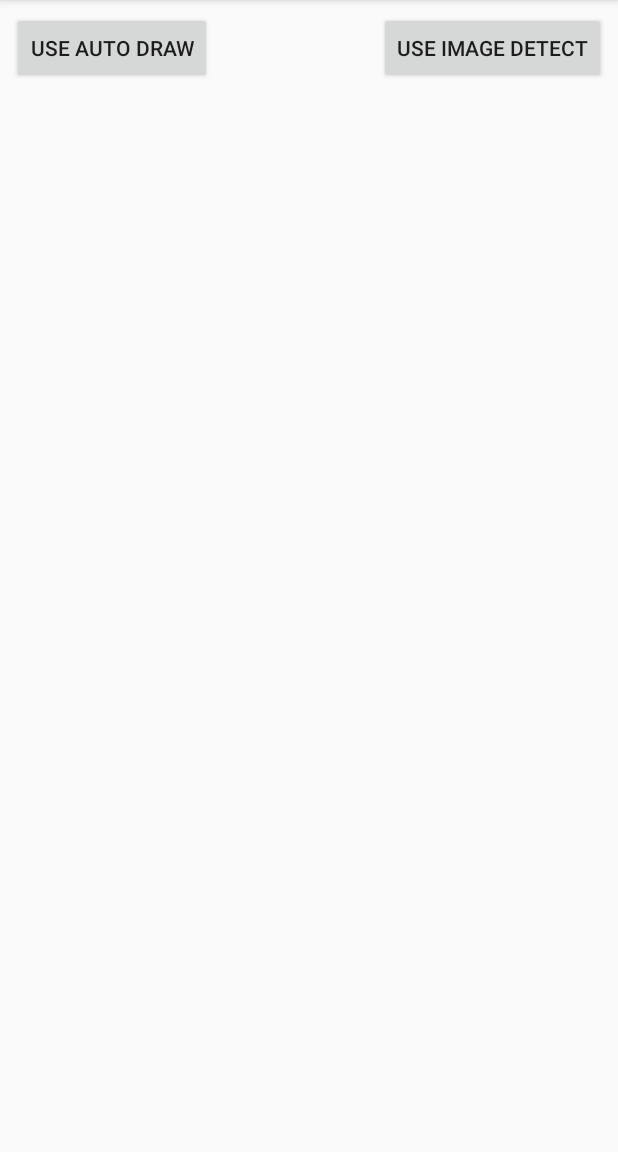
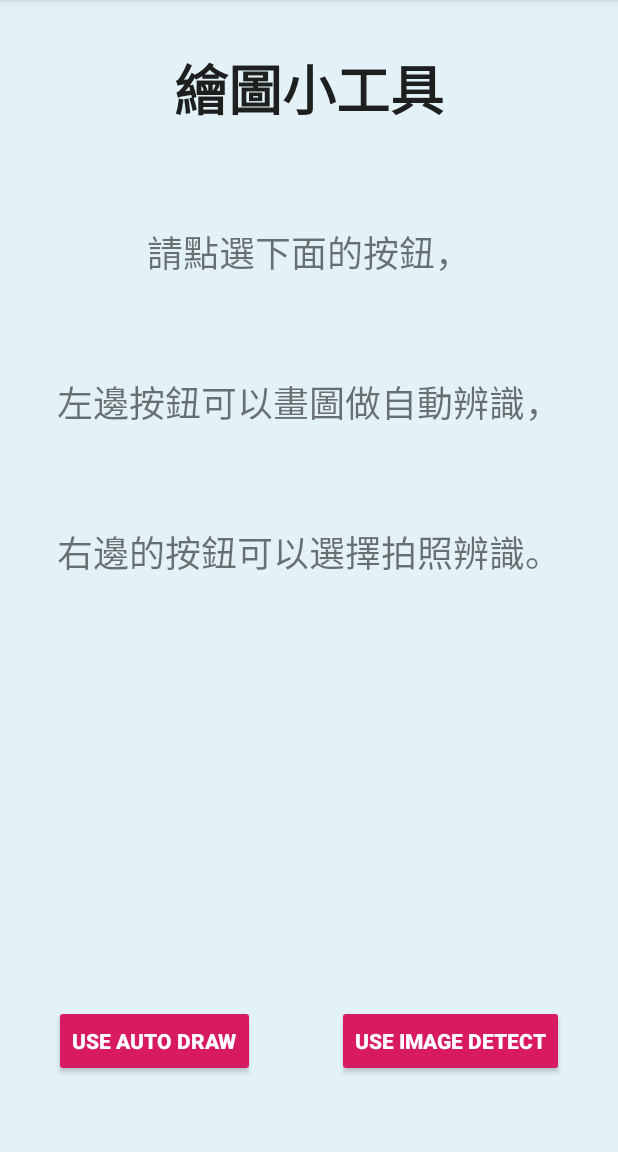
Before and after one commit to TMHAlex/AndroidClassifybyInceptionV3, an Android app: the screen it shows after launch (MainActivity), on a phone screen of 412 x 824 dp, the part 84-1236 px from its top. Run offline under Robolectric (Android 15) with nearby library versions, the phone set to English and light mode, and no system bars.

Commit message:
Update activity_main.xml
改介面

```diff
--- a/AADFinal/app/src/main/res/layout/activity_main.xml
+++ b/AADFinal/app/src/main/res/layout/activity_main.xml
@@ -4,28 +4,96 @@
     xmlns:tools="http://schemas.android.com/tools"
     android:layout_width="match_parent"
     android:layout_height="match_parent"
+    android:background="#90D3EDF7"
     tools:context=".MainActivity">
 
     <Button
         android:id="@+id/buttonGoAuto"
+        style="@style/Widget.AppCompat.Button.Colored"
+        android:layout_width="wrap_content"
+        android:layout_height="wrap_content"
+        android:layout_marginStart="36dp"
+        android:layout_marginLeft="36dp"
+        android:layout_marginBottom="50dp"
+        android:text="Use Auto Draw"
+
+        android:textStyle="bold"
+        app:layout_constraintBottom_toBottomOf="parent"
+        app:layout_constraintStart_toStartOf="parent" />
+
+    <Button
+        android:id="@+id/buttonGoDetect"
+        style="@style/Widget.AppCompat.Button.Colored"
+        android:layout_width="wrap_content"
+        android:layout_height="wrap_content"
+        android:layout_marginEnd="36dp"
+        android:layout_marginRight="36dp"
+        android:layout_marginBottom="50dp"
+        android:onClick="ClickToDetect"
+        android:text="Use Image Detect"
+        android:textStyle="bold"
+        app:layout_constraintBottom_toBottomOf="parent"
+        app:layout_constraintEnd_toEndOf="parent" />
+
+    <TextView
+        android:id="@+id/textView"
+        style="@android:style/Widget.Material.Light.TextView.SpinnerItem"
         android:layout_width="wrap_content"
         android:layout_height="wrap_content"
         android:layout_marginStart="8dp"
         android:layout_marginLeft="8dp"
-        android:layout_marginTop="8dp"
-        android:text="Use Auto Draw"
+        android:layout_marginTop="32dp"
+        android:layout_marginEnd="8dp"
+        android:layout_marginRight="8dp"
+        android:text="繪圖小工具"
+        android:textSize="36sp"
+        android:textStyle="bold"
+        app:layout_constraintEnd_toEndOf="parent"
         app:layout_constraintStart_toStartOf="parent"
         app:layout_constraintTop_toTopOf="parent" />
 
-    <Button
-        android:id="@+id/buttonGoDetect"
+    <TextView
+        android:id="@+id/textView2"
         android:layout_width="wrap_content"
         android:layout_height="wrap_content"
-        android:layout_marginTop="8dp"
+        android:layout_marginStart="8dp"
+        android:layout_marginLeft="8dp"
+        android:layout_marginTop="64dp"
         android:layout_marginEnd="8dp"
         android:layout_marginRight="8dp"
-        android:text="Use Image Detect"
+        android:text="請點選下面的按鈕，"
+        android:textSize="24sp"
         app:layout_constraintEnd_toEndOf="parent"
-        app:layout_constraintTop_toTopOf="parent"
-        android:onClick="ClickToDetect"/>
+        app:layout_constraintStart_toStartOf="parent"
+        app:layout_constraintTop_toBottomOf="@+id/textView" />
+
+    <TextView
+        android:id="@+id/textView3"
+        android:layout_width="wrap_content"
+        android:layout_height="wrap_content"
+        android:layout_marginStart="8dp"
+        android:layout_marginLeft="8dp"
+        android:layout_marginTop="64dp"
+        android:layout_marginEnd="8dp"
+        android:layout_marginRight="8dp"
+        android:text="左邊按鈕可以畫圖做自動辨識，"
+        android:textSize="24sp"
+        app:layout_constraintEnd_toEndOf="parent"
+        app:layout_constraintStart_toStartOf="parent"
+        app:layout_constraintTop_toBottomOf="@+id/textView2" />
+
+    <TextView
+        android:id="@+id/textView4"
+        android:layout_width="wrap_content"
+        android:layout_height="wrap_content"
+        android:layout_marginStart="8dp"
+        android:layout_marginLeft="8dp"
+        android:layout_marginTop="64dp"
+        android:layout_marginEnd="8dp"
+        android:layout_marginRight="8dp"
+        android:text="右邊的按鈕可以選擇拍照辨識。"
+        android:textSize="24sp"
+        app:layout_constraintEnd_toEndOf="parent"
+        app:layout_constraintStart_toStartOf="parent"
+        app:layout_constraintTop_toBottomOf="@+id/textView3" />
 </android.support.constraint.ConstraintLayout>
```
